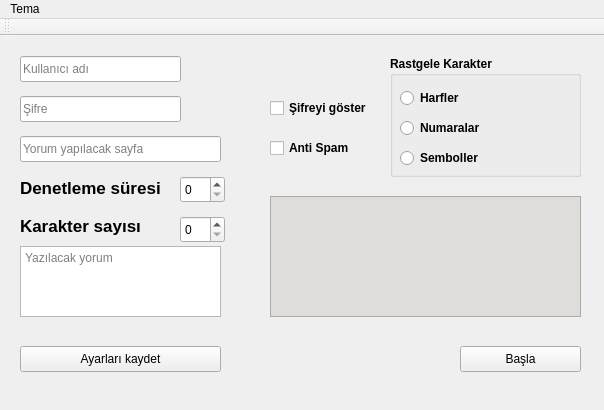
Qt form main.ui (ramo828/instagram-auto-comment) before a commit.
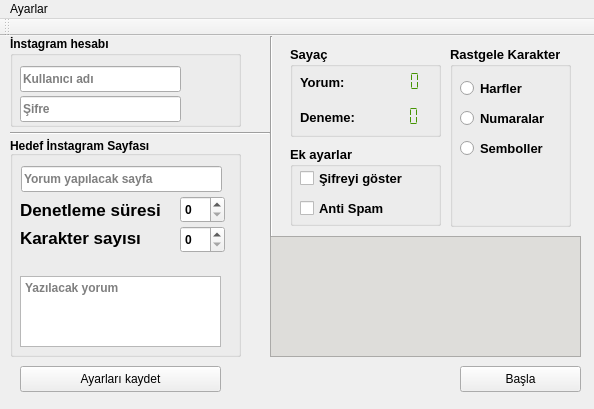
The same form after that commit.

Commit message: Add dicital counter

```diff
--- a/main.ui
+++ b/main.ui
@@ -6,153 +6,26 @@
    <rect>
     <x>0</x>
     <y>0</y>
-    <width>604</width>
-    <height>410</height>
+    <width>594</width>
+    <height>409</height>
    </rect>
   </property>
   <property name="windowTitle">
    <string>MainWindow</string>
   </property>
   <widget class="QWidget" name="homePage">
-   <widget class="QLineEdit" name="login">
-    <property name="geometry">
-     <rect>
-      <x>20</x>
-      <y>20</y>
-      <width>161</width>
-      <height>26</height>
-     </rect>
-    </property>
-    <property name="placeholderText">
-     <string>Kullanıcı adı</string>
-    </property>
-   </widget>
-   <widget class="QLineEdit" name="password">
-    <property name="geometry">
-     <rect>
-      <x>20</x>
-      <y>60</y>
-      <width>161</width>
-      <height>26</height>
-     </rect>
-    </property>
-    <property name="echoMode">
-     <enum>QLineEdit::Password</enum>
-    </property>
-    <property name="placeholderText">
-     <string>Şifre</string>
-    </property>
-   </widget>
-   <widget class="QLineEdit" name="page_name">
-    <property name="geometry">
-     <rect>
-      <x>20</x>
-      <y>100</y>
-      <width>201</width>
-      <height>26</height>
-     </rect>
-    </property>
-    <property name="placeholderText">
-     <string>Yorum yapılacak sayfa</string>
-    </property>
-   </widget>
-   <widget class="QPlainTextEdit" name="comment">
-    <property name="geometry">
-     <rect>
-      <x>20</x>
-      <y>210</y>
-      <width>201</width>
-      <height>71</height>
-     </rect>
-    </property>
-    <property name="accessibleDescription">
-     <string/>
-    </property>
-    <property name="autoFillBackground">
-     <bool>false</bool>
-    </property>
-    <property name="tabChangesFocus">
-     <bool>false</bool>
-    </property>
-    <property name="backgroundVisible">
-     <bool>false</bool>
-    </property>
-    <property name="centerOnScroll">
-     <bool>false</bool>
-    </property>
-    <property name="placeholderText">
-     <string>Yazılacak yorum</string>
-    </property>
-   </widget>
-   <widget class="QLabel" name="d_label">
-    <property name="geometry">
-     <rect>
-      <x>20</x>
-      <y>143</y>
-      <width>141</width>
-      <height>18</height>
-     </rect>
-    </property>
-    <property name="font">
-     <font>
-      <pointsize>13</pointsize>
-      <bold>true</bold>
-     </font>
-    </property>
-    <property name="text">
-     <string>Denetleme süresi:</string>
-    </property>
-   </widget>
-   <widget class="QLabel" name="k_label">
-    <property name="geometry">
-     <rect>
-      <x>20</x>
-      <y>181</y>
-      <width>121</width>
-      <height>18</height>
-     </rect>
-    </property>
-    <property name="font">
-     <font>
-      <pointsize>13</pointsize>
-      <bold>true</bold>
-     </font>
-    </property>
-    <property name="text">
-     <string>Karakter sayısı: </string>
-    </property>
-   </widget>
-   <widget class="QSpinBox" name="san">
-    <property name="geometry">
-     <rect>
-      <x>180</x>
-      <y>140</y>
-      <width>45</width>
-      <height>27</height>
-     </rect>
-    </property>
-   </widget>
-   <widget class="QSpinBox" name="char_number">
-    <property name="geometry">
-     <rect>
-      <x>180</x>
-      <y>180</y>
-      <width>45</width>
-      <height>27</height>
-     </rect>
-    </property>
-   </widget>
    <widget class="QGroupBox" name="set_char">
     <property name="geometry">
      <rect>
-      <x>390</x>
-      <y>20</y>
-      <width>191</width>
-      <height>121</height>
+      <x>450</x>
+      <y>10</y>
+      <width>121</width>
+      <height>181</height>
      </rect>
     </property>
     <property name="font">
      <font>
+      <pointsize>10</pointsize>
       <bold>true</bold>
      </font>
     </property>
@@ -199,29 +72,11 @@
      </property>
     </widget>
    </widget>
-   <widget class="QCheckBox" name="anti_spam">
-    <property name="geometry">
-     <rect>
-      <x>270</x>
-      <y>100</y>
-      <width>101</width>
-      <height>24</height>
-     </rect>
-    </property>
-    <property name="font">
-     <font>
-      <bold>true</bold>
-     </font>
-    </property>
-    <property name="text">
-     <string>Anti Spam</string>
-    </property>
-   </widget>
    <widget class="QPushButton" name="save_settings">
     <property name="geometry">
      <rect>
       <x>20</x>
-      <y>310</y>
+      <y>330</y>
       <width>201</width>
       <height>26</height>
      </rect>
@@ -239,7 +94,7 @@
     <property name="geometry">
      <rect>
       <x>460</x>
-      <y>310</y>
+      <y>330</y>
       <width>121</width>
       <height>26</height>
      </rect>
@@ -252,7 +107,7 @@
     <property name="geometry">
      <rect>
       <x>270</x>
-      <y>160</y>
+      <y>200</y>
       <width>311</width>
       <height>121</height>
      </rect>
@@ -275,22 +130,401 @@
 &lt;p align=&quot;center&quot; style=&quot;-qt-paragraph-type:empty; margin-top:0px; margin-bottom:0px; margin-left:0px; margin-right:0px; -qt-block-indent:0; text-indent:0px;&quot;&gt;&lt;br /&gt;&lt;/p&gt;&lt;/body&gt;&lt;/html&gt;</string>
     </property>
    </widget>
-   <widget class="QCheckBox" name="show_passord">
+   <widget class="QGroupBox" name="ex_settings">
     <property name="geometry">
      <rect>
-      <x>270</x>
-      <y>60</y>
-      <width>111</width>
-      <height>24</height>
+      <x>290</x>
+      <y>110</y>
+      <width>151</width>
+      <height>80</height>
      </rect>
     </property>
     <property name="font">
      <font>
+      <pointsize>10</pointsize>
       <bold>true</bold>
      </font>
     </property>
-    <property name="text">
-     <string>Şifreyi göster</string>
+    <property name="title">
+     <string>Ek ayarlar</string>
+    </property>
+    <widget class="QCheckBox" name="show_passord">
+     <property name="geometry">
+      <rect>
+       <x>10</x>
+       <y>20</y>
+       <width>111</width>
+       <height>24</height>
+      </rect>
+     </property>
+     <property name="font">
+      <font>
+       <pointsize>10</pointsize>
+       <bold>true</bold>
+      </font>
+     </property>
+     <property name="text">
+      <string>Şifreyi göster</string>
+     </property>
+    </widget>
+    <widget class="QCheckBox" name="anti_spam">
+     <property name="geometry">
+      <rect>
+       <x>10</x>
+       <y>50</y>
+       <width>101</width>
+       <height>24</height>
+      </rect>
+     </property>
+     <property name="font">
+      <font>
+       <pointsize>10</pointsize>
+       <bold>true</bold>
+      </font>
+     </property>
+     <property name="text">
+      <string>Anti Spam</string>
+     </property>
+    </widget>
+   </widget>
+   <widget class="Line" name="line">
+    <property name="geometry">
+     <rect>
+      <x>261</x>
+      <y>0</y>
+      <width>20</width>
+      <height>201</height>
+     </rect>
+    </property>
+    <property name="orientation">
+     <enum>Qt::Vertical</enum>
+    </property>
+   </widget>
+   <widget class="QGroupBox" name="counter_box">
+    <property name="geometry">
+     <rect>
+      <x>290</x>
+      <y>10</y>
+      <width>151</width>
+      <height>91</height>
+     </rect>
+    </property>
+    <property name="font">
+     <font>
+      <pointsize>10</pointsize>
+      <bold>true</bold>
+     </font>
+    </property>
+    <property name="title">
+     <string>Sayaç</string>
+    </property>
+    <widget class="QLCDNumber" name="success_counter">
+     <property name="geometry">
+      <rect>
+       <x>110</x>
+       <y>20</y>
+       <width>21</width>
+       <height>31</height>
+      </rect>
+     </property>
+     <property name="font">
+      <font>
+       <family>Cantarell</family>
+       <pointsize>15</pointsize>
+       <italic>false</italic>
+       <bold>true</bold>
+      </font>
+     </property>
+     <property name="styleSheet">
+      <string notr="true">color: rgb(70, 149, 3);
+font: 800 15pt &quot;Cantarell&quot;;
+</string>
+     </property>
+     <property name="frameShape">
+      <enum>QFrame::NoFrame</enum>
+     </property>
+     <property name="smallDecimalPoint">
+      <bool>false</bool>
+     </property>
+     <property name="digitCount">
+      <number>2</number>
+     </property>
+     <property name="mode">
+      <enum>QLCDNumber::Dec</enum>
+     </property>
+     <property name="segmentStyle">
+      <enum>QLCDNumber::Flat</enum>
+     </property>
+     <property name="intValue" stdset="0">
+      <number>0</number>
+     </property>
+    </widget>
+    <widget class="QLCDNumber" name="try_counter">
+     <property name="geometry">
+      <rect>
+       <x>90</x>
+       <y>60</y>
+       <width>41</width>
+       <height>21</height>
+      </rect>
+     </property>
+     <property name="font">
+      <font>
+       <pointsize>12</pointsize>
+       <bold>true</bold>
+      </font>
+     </property>
+     <property name="styleSheet">
+      <string notr="true">color: rgb(70, 149, 3);</string>
+     </property>
+     <property name="frameShape">
+      <enum>QFrame::NoFrame</enum>
+     </property>
+     <property name="frameShadow">
+      <enum>QFrame::Raised</enum>
+     </property>
+     <property name="lineWidth">
+      <number>1</number>
+     </property>
+     <property name="midLineWidth">
+      <number>0</number>
+     </property>
+     <property name="smallDecimalPoint">
+      <bool>false</bool>
+     </property>
+     <property name="digitCount">
+      <number>4</number>
+     </property>
+     <property name="mode">
+      <enum>QLCDNumber::Dec</enum>
+     </property>
+     <property name="segmentStyle">
+      <enum>QLCDNumber::Flat</enum>
+     </property>
+     <property name="value" stdset="0">
+      <double>0.000000000000000</double>
+     </property>
+     <property name="intValue" stdset="0">
+      <number>0</number>
+     </property>
+    </widget>
+    <widget class="QLabel" name="comment_label">
+     <property name="geometry">
+      <rect>
+       <x>10</x>
+       <y>27</y>
+       <width>71</width>
+       <height>18</height>
+      </rect>
+     </property>
+     <property name="font">
+      <font>
+       <pointsize>10</pointsize>
+       <bold>true</bold>
+      </font>
+     </property>
+     <property name="text">
+      <string>Yorum:</string>
+     </property>
+    </widget>
+    <widget class="QLabel" name="try_label">
+     <property name="geometry">
+      <rect>
+       <x>10</x>
+       <y>62</y>
+       <width>71</width>
+       <height>18</height>
+      </rect>
+     </property>
+     <property name="font">
+      <font>
+       <pointsize>10</pointsize>
+       <bold>true</bold>
+      </font>
+     </property>
+     <property name="text">
+      <string>Deneme: </string>
+     </property>
+    </widget>
+   </widget>
+   <widget class="QGroupBox" name="login_box">
+    <property name="geometry">
+     <rect>
+      <x>10</x>
+      <y>0</y>
+      <width>231</width>
+      <height>91</height>
+     </rect>
+    </property>
+    <property name="font">
+     <font>
+      <bold>true</bold>
+     </font>
+    </property>
+    <property name="title">
+     <string>İnstagram hesabı</string>
+    </property>
+    <widget class="QLineEdit" name="password">
+     <property name="geometry">
+      <rect>
+       <x>10</x>
+       <y>60</y>
+       <width>161</width>
+       <height>26</height>
+      </rect>
+     </property>
+     <property name="echoMode">
+      <enum>QLineEdit::Password</enum>
+     </property>
+     <property name="placeholderText">
+      <string>Şifre</string>
+     </property>
+    </widget>
+    <widget class="QLineEdit" name="login">
+     <property name="geometry">
+      <rect>
+       <x>10</x>
+       <y>30</y>
+       <width>161</width>
+       <height>26</height>
+      </rect>
+     </property>
+     <property name="placeholderText">
+      <string>Kullanıcı adı</string>
+     </property>
+    </widget>
+   </widget>
+   <widget class="QGroupBox" name="victim_page_box">
+    <property name="geometry">
+     <rect>
+      <x>10</x>
+      <y>100</y>
+      <width>231</width>
+      <height>221</height>
+     </rect>
+    </property>
+    <property name="font">
+     <font>
+      <bold>true</bold>
+     </font>
+    </property>
+    <property name="title">
+     <string>Hedef İnstagram Sayfası</string>
+    </property>
+    <property name="alignment">
+     <set>Qt::AlignLeading|Qt::AlignLeft|Qt::AlignVCenter</set>
+    </property>
+    <widget class="QPlainTextEdit" name="comment">
+     <property name="geometry">
+      <rect>
+       <x>10</x>
+       <y>140</y>
+       <width>201</width>
+       <height>71</height>
+      </rect>
+     </property>
+     <property name="accessibleDescription">
+      <string/>
+     </property>
+     <property name="autoFillBackground">
+      <bool>false</bool>
+     </property>
+     <property name="tabChangesFocus">
+      <bool>false</bool>
+     </property>
+     <property name="backgroundVisible">
+      <bool>false</bool>
+     </property>
+     <property name="centerOnScroll">
+      <bool>false</bool>
+     </property>
+     <property name="placeholderText">
+      <string>Yazılacak yorum</string>
+     </property>
+    </widget>
+    <widget class="QSpinBox" name="char_number">
+     <property name="geometry">
+      <rect>
+       <x>170</x>
+       <y>90</y>
+       <width>45</width>
+       <height>27</height>
+      </rect>
+     </property>
+    </widget>
+    <widget class="QSpinBox" name="san">
+     <property name="geometry">
+      <rect>
+       <x>170</x>
+       <y>60</y>
+       <width>45</width>
+       <height>27</height>
+      </rect>
+     </property>
+    </widget>
+    <widget class="QLabel" name="k_label">
+     <property name="geometry">
+      <rect>
+       <x>10</x>
+       <y>93</y>
+       <width>121</width>
+       <height>18</height>
+      </rect>
+     </property>
+     <property name="font">
+      <font>
+       <pointsize>13</pointsize>
+       <bold>true</bold>
+      </font>
+     </property>
+     <property name="text">
+      <string>Karakter sayısı: </string>
+     </property>
+    </widget>
+    <widget class="QLabel" name="d_label">
+     <property name="geometry">
+      <rect>
+       <x>10</x>
+       <y>65</y>
+       <width>141</width>
+       <height>18</height>
+      </rect>
+     </property>
+     <property name="font">
+      <font>
+       <pointsize>13</pointsize>
+       <bold>true</bold>
+      </font>
+     </property>
+     <property name="text">
+      <string>Denetleme süresi:</string>
+     </property>
+    </widget>
+    <widget class="QLineEdit" name="page_name">
+     <property name="geometry">
+      <rect>
+       <x>11</x>
+       <y>30</y>
+       <width>201</width>
+       <height>26</height>
+      </rect>
+     </property>
+     <property name="placeholderText">
+      <string>Yorum yapılacak sayfa</string>
+     </property>
+    </widget>
+   </widget>
+   <widget class="Line" name="line_2">
+    <property name="geometry">
+     <rect>
+      <x>10</x>
+      <y>96</y>
+      <width>260</width>
+      <height>3</height>
+     </rect>
+    </property>
+    <property name="orientation">
+     <enum>Qt::Horizontal</enum>
     </property>
    </widget>
   </widget>
@@ -299,13 +533,13 @@
     <rect>
      <x>0</x>
      <y>0</y>
-     <width>604</width>
+     <width>594</width>
      <height>23</height>
     </rect>
    </property>
    <widget class="QMenu" name="menuTema">
     <property name="title">
-     <string>Tema</string>
+     <string>Ayarlar</string>
     </property>
     <widget class="QMenu" name="menuAyarlar">
      <property name="title">
```
Left out of the diff: 49 changed lines with no effect on the pictures. The commit also changes 6 other files.
